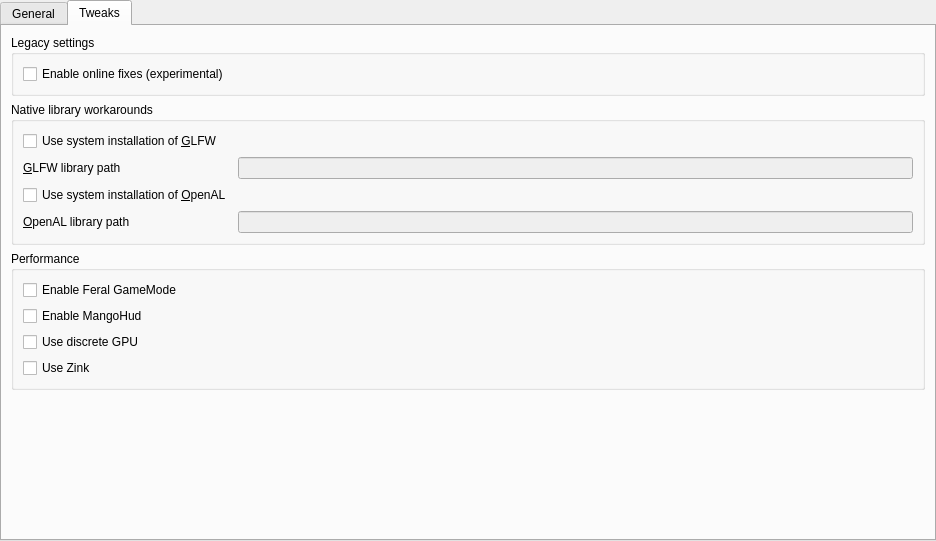
This is launcher/ui/pages/global/MinecraftPage.ui in CleanLauncher/Launcher as Qt 5 draws it before an edit. The edited form follows.
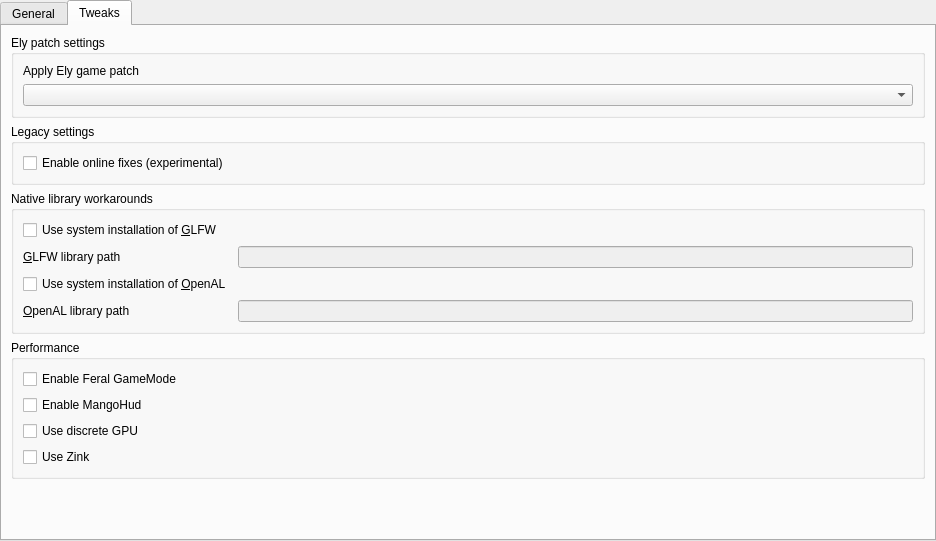
This is the edited form. The open tabs and pages were chosen to show the change.

The edit to the form file:
```diff
--- a/launcher/ui/pages/global/MinecraftPage.ui
+++ b/launcher/ui/pages/global/MinecraftPage.ui
@@ -197,6 +197,28 @@
        <string>Tweaks</string>
       </attribute>
       <layout class="QVBoxLayout" name="verticalLayout_12">
+       <item>
+        <widget class="QGroupBox" name="elySettingsGroupBox">
+         <property name="title">
+          <string>Ely patch settings</string>
+         </property>
+         <layout class="QVBoxLayout" name="verticalLayout_7">
+          <item>
+           <widget class="QLabel" name="elyPreferenceLabel">
+            <property name="text">
+             <string>Apply Ely game patch</string>
+            </property>
+            <property name="buddy">
+             <cstring>elyPreferenceComboBox</cstring>
+            </property>
+           </widget>
+          </item>
+          <item>
+           <widget class="QComboBox" name="elyPreferenceComboBox"/>
+          </item>
+         </layout>
+        </widget>
+       </item>
        <item>
         <widget class="QGroupBox" name="legacySettingsGroupBox">
          <property name="title">
```
